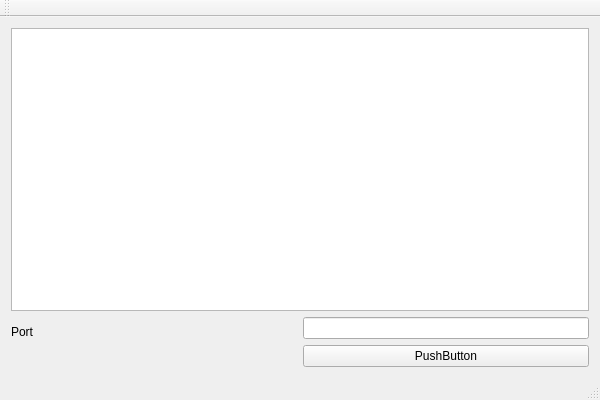
Before: the Qt Designer form QtWidgetsApplication3/QtWidgetsApplication3/QtWidgetsApplication3.ui in vernolll/grpc-serv, drawn with Qt 5.
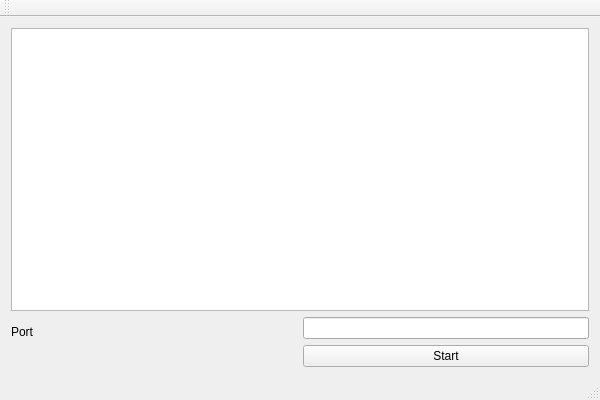
After: the same form once the commit is applied.

Commit message: right interface of client

The edit to the form file:
```diff
--- a/QtWidgetsApplication3/QtWidgetsApplication3/QtWidgetsApplication3.ui
+++ b/QtWidgetsApplication3/QtWidgetsApplication3/QtWidgetsApplication3.ui
@@ -54,7 +54,7 @@
           <item>
            <widget class="QPushButton" name="pushButton">
             <property name="text">
-             <string>PushButton</string>
+             <string>Start</string>
             </property>
            </widget>
           </item>
```
The commit also changes 5 other files.
